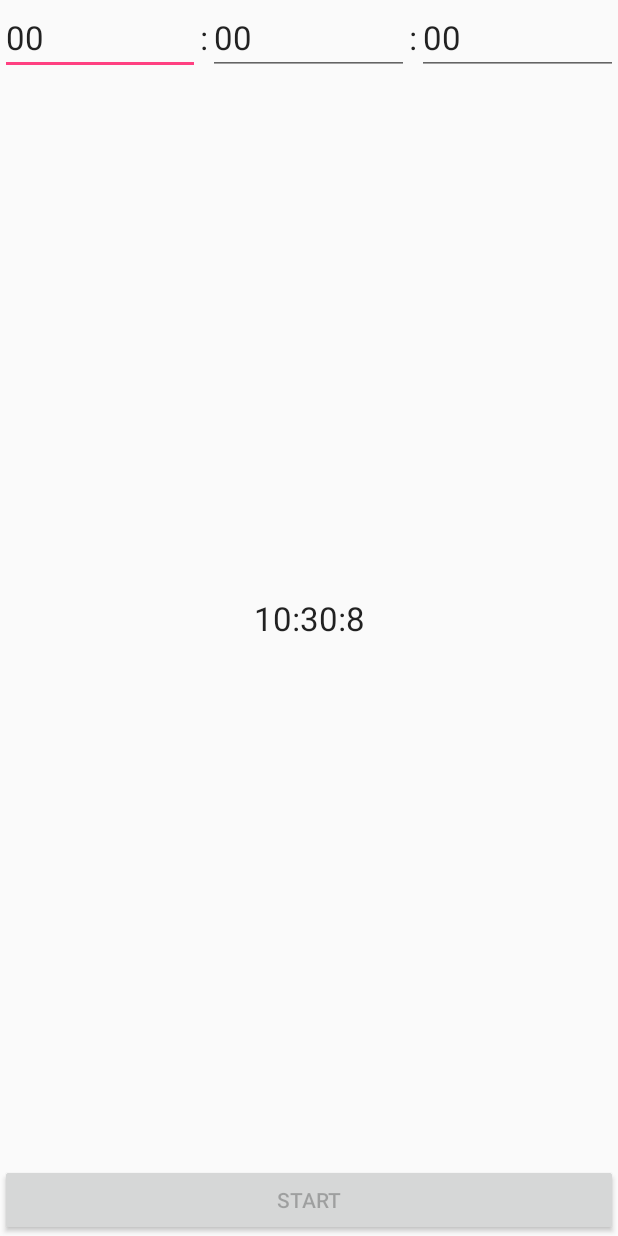
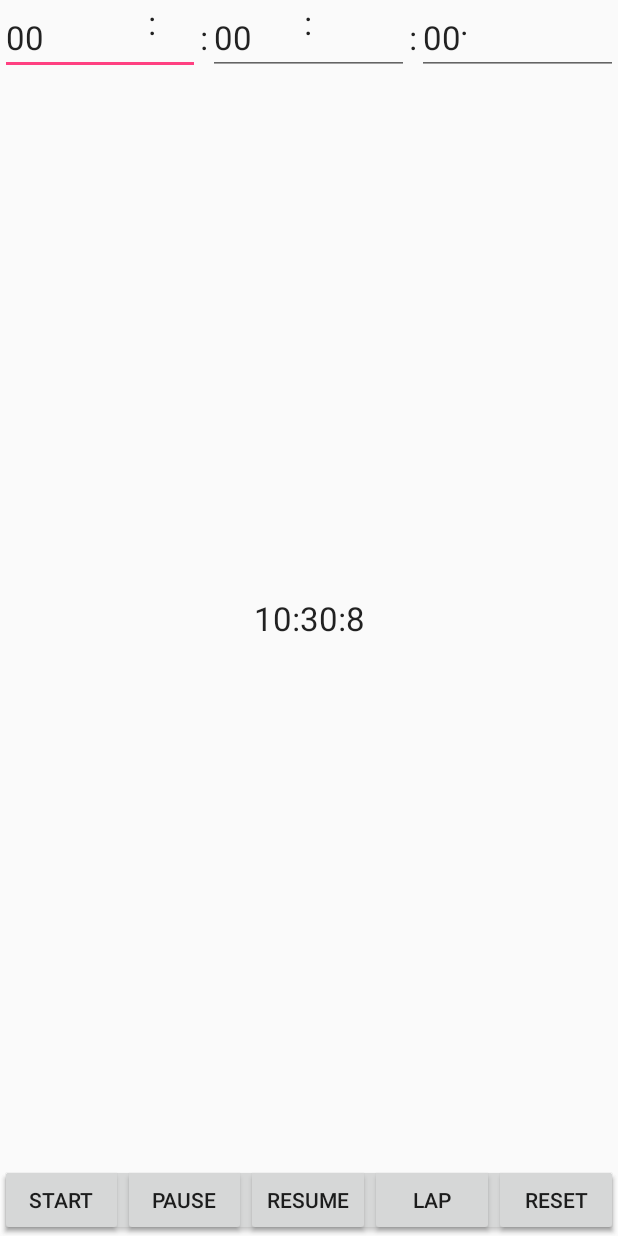
Before and after one commit to ZaleJ/JzlClock_Progect, an Android app: the screen it shows after launch (MainActivity), on a phone screen of 412 x 824 dp. Run offline under Robolectric (Android 15) with nearby library versions, the phone set to English and light mode, and no system bars.

```diff
--- /dev/null
+++ b/app/src/main/java/com/jzlclock/jzl/jzlclock/StopWatchView.java
@@ -0,0 +1,26 @@
+package com.jzlclock.jzl.jzlclock;
+
+import android.content.Context;
+import android.util.AttributeSet;
+import android.widget.Button;
+import android.widget.LinearLayout;
+import android.widget.TextView;
+
+/**
+ * Created by Administrator on 2016/4/25 0025.
+ */
+public class StopWatchView extends LinearLayout{
+
+    public StopWatchView(Context context, AttributeSet attrs){
+        super(context, attrs);
+    }
+
+    @Override
+    protected void onFinishInflate() {
+        super.onFinishInflate();
+    }
+
+    private TextView tvHour, tvMin, tvSec, tvMSec;
+    private Button btnStart, btnPause, btnResume, btnLap, btnReset;
+
+}
--- a/app/src/main/res/layout/activity_main.xml
+++ b/app/src/main/res/layout/activity_main.xml
@@ -136,14 +136,106 @@
                     </LinearLayout>
                 </com.jzlclock.jzl.jzlclock.TimerView>
 
-                <LinearLayout
-                    android:layout_width="fill_parent"
-                    android:layout_height="wrap_content"></LinearLayout>
-                <LinearLayout
+                <com.jzlclock.jzl.jzlclock.StopWatchView
                     android:id="@+id/tabStopWatch"
                     android:layout_width="match_parent"
                     android:layout_height="match_parent"
-                    android:orientation="vertical"></LinearLayout>
+                    android:orientation="vertical">
+                    <LinearLayout
+                        android:layout_width="fill_parent"
+                        android:layout_height="wrap_content"
+                        android:orientation="horizontal">
+                        <TextView
+                            android:id="@+id/timeHour"
+                            android:layout_width="0dp"
+                            android:layout_height="wrap_content"
+                            android:textAppearance="?android:attr/textAppearanceLarge"
+                            android:layout_weight="1"
+                            />
+                        <TextView
+                            android:text=":"
+                            android:layout_width="wrap_content"
+                            android:layout_height="wrap_content"
+                            android:textAppearance="?android:attr/textAppearanceLarge"
+                            />
+                        <TextView
+                            android:id="@+id/timeMin"
+                            android:layout_width="0dp"
+                            android:layout_height="wrap_content"
+                            android:textAppearance="?android:attr/textAppearanceLarge"
+                            android:layout_weight="1"
+                            />
+                        <TextView
+                            android:text=":"
+                            android:layout_width="wrap_content"
+                            android:layout_height="wrap_content"
+                            android:textAppearance="?android:attr/textAppearanceLarge"
+                            />
+                        <TextView
+                            android:id="@+id/timeSec"
+                            android:layout_width="0dp"
+                            android:layout_height="wrap_content"
+                            android:textAppearance="?android:attr/textAppearanceLarge"
+                            android:layout_weight="1"
+                            />
+                        <TextView
+                            android:text="."
+                            android:layout_width="wrap_content"
+                            android:layout_height="wrap_content"
+                            android:textAppearance="?android:attr/textAppearanceLarge"
+                            />
+                        <TextView
+                            android:id="@+id/timeMSec"
+                            android:layout_width="0dp"
+                            android:layout_height="wrap_content"
+                            android:textAppearance="?android:attr/textAppearanceLarge"
+                            android:layout_weight="1"
+                            />
+                    </LinearLayout>
+
+                    <ListView
+                        android:id="@+id/lvWatchTime"
+                        android:layout_width="fill_parent"
+                        android:layout_height="0dp"
+                        android:layout_weight="1">
+                    </ListView>
+
+                    <LinearLayout
+                        android:layout_width="fill_parent"
+                        android:layout_height="wrap_content"
+                        android:orientation="horizontal">
+                        <Button
+                            android:id="@+id/btnSWStart"
+                            android:text="@string/start"
+                            android:layout_width="0dp"
+                            android:layout_height="wrap_content"
+                            android:layout_weight="1"/>
+                        <Button
+                            android:id="@+id/btnSWPause"
+                            android:text="@string/pause"
+                            android:layout_width="0dp"
+                            android:layout_height="wrap_content"
+                            android:layout_weight="1"/>
+                        <Button
+                            android:id="@+id/btnSWResume"
+                            android:text="@string/resume"
+                            android:layout_width="0dp"
+                            android:layout_height="wrap_content"
+                            android:layout_weight="1"/>
+                        <Button
+                            android:id="@+id/btnSWLap"
+                            android:text="@string/lap"
+                            android:layout_width="0dp"
+                            android:layout_height="wrap_content"
+                            android:layout_weight="1"/>
+                        <Button
+                            android:id="@+id/btnSWReset"
+                            android:text="@string/reset"
+                            android:layout_width="0dp"
+                            android:layout_height="wrap_content"
+                            android:layout_weight="1"/>
+                    </LinearLayout>
+                </com.jzlclock.jzl.jzlclock.StopWatchView>
             </FrameLayout>
         </LinearLayout>
     </TabHost>
--- a/app/src/main/res/values/strings.xml
+++ b/app/src/main/res/values/strings.xml
@@ -6,4 +6,5 @@
     <string name="pause">Pause</string>
     <string name="resume">Resume</string>
     <string name="reset">Reset</string>
+    <string name="lap">Lap</string>
 </resources>
```
